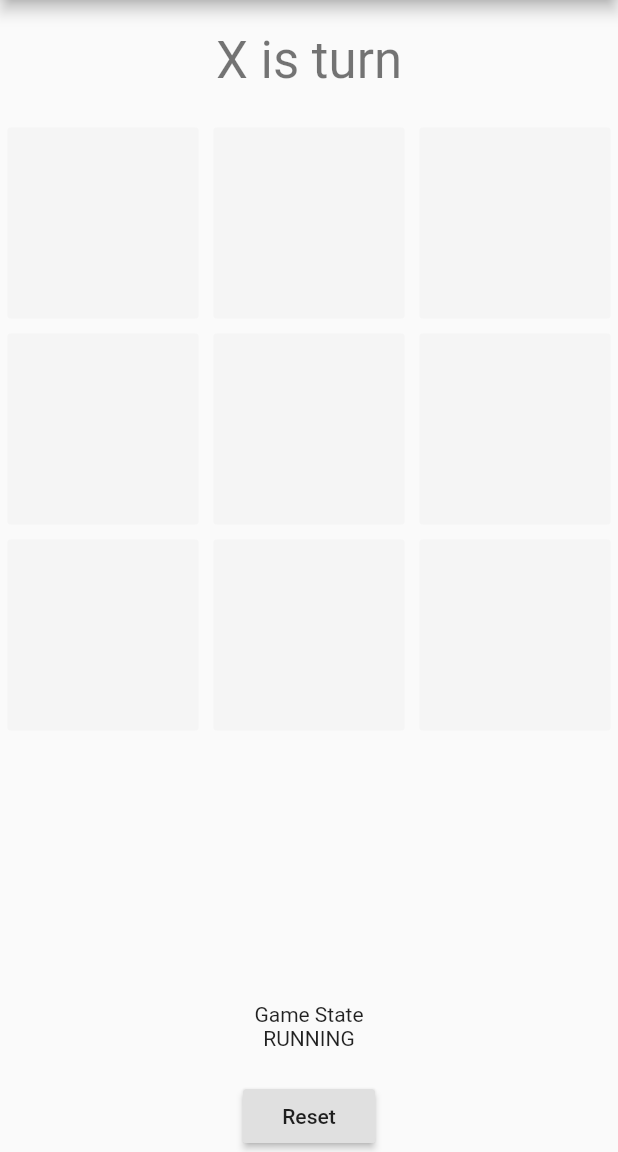
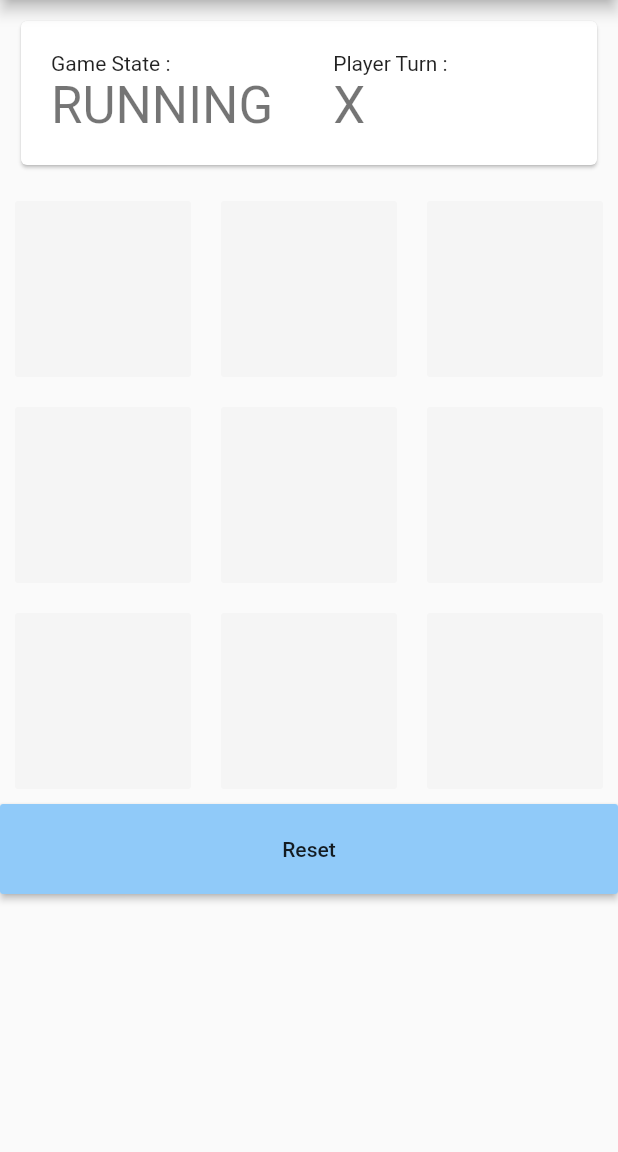
Before and after one commit to Origogi/Flutter_TicTacToe, a Flutter app: the screen it shows after launch, after a tap on "Reset", on a phone screen of 412 x 824 dp, the part 84-1236 px from its top. Run offline on Flutter 3.47's test engine with Material 2 defaults, Android fonts, the phone set to English and light mode, and no system bars.

Commit message:
3rd commit

```diff
--- a/lib/main.dart
+++ b/lib/main.dart
@@ -30,17 +30,25 @@ class _MyHomePageState extends State {
 
   static final int BOARD_COUNT = 9;
   GameState currentGameState = GameState.RUNNING;
-  Map<String, Color> _colors;
+  Map<String, Color> _boardColors;
+
+  Map<GameState, Color> _stateColors;
 
   List boardStates = new List(BOARD_COUNT);
 
   _MyHomePageState() {
     _init();
 
-    _colors = new Map();
-    _colors['X'] = Colors.red[100];
-    _colors['O'] = Colors.blue[100];
-    _colors[''] = Colors.grey[100];
+    _boardColors = new Map();
+    _boardColors['X'] = Colors.red[100];
+    _boardColors['O'] = Colors.blue[100];
+    _boardColors[''] = Colors.grey[100];
+
+    _stateColors = new Map();
+    _stateColors[GameState.X_WIN] = Colors.red[100];
+    _stateColors[GameState.O_WIN] = Colors.blue[100];
+    _stateColors[GameState.RUNNING] = Colors.green[100];
+    _stateColors[GameState.DRAW] = Colors.orange[100];
   }
 
   void _setBoardState(int index) {
@@ -175,25 +183,54 @@ class _MyHomePageState extends State {
         ),
         body: Column(
           children: [
+            Padding(
+              padding: EdgeInsets.all(10),
+              child: Card(
+                child: Row(
+                  children: <Widget>[
                     Container(
                       padding: EdgeInsets.all(20),
-              child: Text(
-                '$_player is turn',
+                      child: Column(
+                        crossAxisAlignment: CrossAxisAlignment.start,
+                        children: [
+                          Text('Game State : '),
+                          Text(
+                            currentGameState.toString().split('.').last,
+                            style: Theme.of(context).textTheme.display1,
+
+                          )
+                        ],
+                      ),
+                    ),
+                    Container(
+                        padding: EdgeInsets.all(20),
+                        child: Column(
+                          crossAxisAlignment: CrossAxisAlignment.start,
+                          children: <Widget>[
+                            Text('Player Turn : '),
+                            Text(
+                              '$_player',
                               style: Theme.of(context).textTheme.display1,
                             ),
+                          ],
+                        )),
+                  ],
                 ),
-            Expanded(
+              ),
+            ),
+            Container(
               child: GridView.count(
+                shrinkWrap: true,
                 crossAxisCount: 3,
                 children: List.generate(BOARD_COUNT, (index) {
                   return Container(
-                    padding: EdgeInsets.all(5),
+                      padding: EdgeInsets.all(10),
                       child: FlatButton(
-                      color: _colors[''],
-                      disabledColor: _colors[boardStates[index]],
+                        color: _boardColors[''],
+                        disabledColor: _boardColors[boardStates[index]],
                         child: Text(
                           boardStates[index],
-                        style: Theme.of(context).textTheme.display1,
+                          style: Theme.of(context).textTheme.display2,
                         ),
                         onPressed: currentGameState == GameState.RUNNING &&
                                 boardStates[index] == ''
@@ -201,20 +238,19 @@ class _MyHomePageState extends State {
                             : null,
                       ));
                 }),
-            )),
-            Container(
-              padding: EdgeInsets.all(20),
-              child: Column(
-                children: [
-                  Text('Game State'),
-                  Text(currentGameState.toString().split('.').last)
-                ],
               ),
             ),
-            RaisedButton(
+            SizedBox(
+                //Match_Parent
+                height: 60.0,
+                width: double.infinity,
+                child: RaisedButton(
+                  color: currentGameState == GameState.RUNNING
+                      ? Colors.blue[200]
+                      : Colors.red[200],
                   onPressed: _clear,
                   child: Text('Reset'),
-            )
+                ))
           ],
         ));
     return scaffold;
```
Lines whose indentation alone changed are shown as unchanged.
